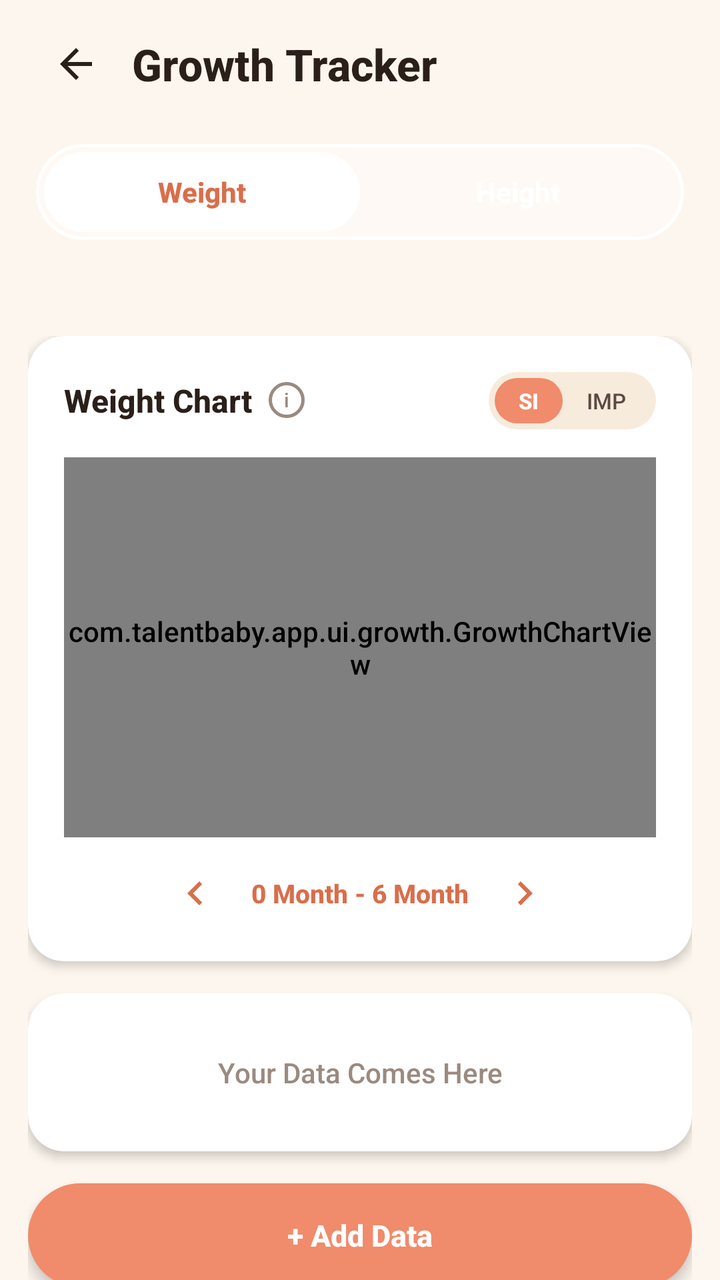
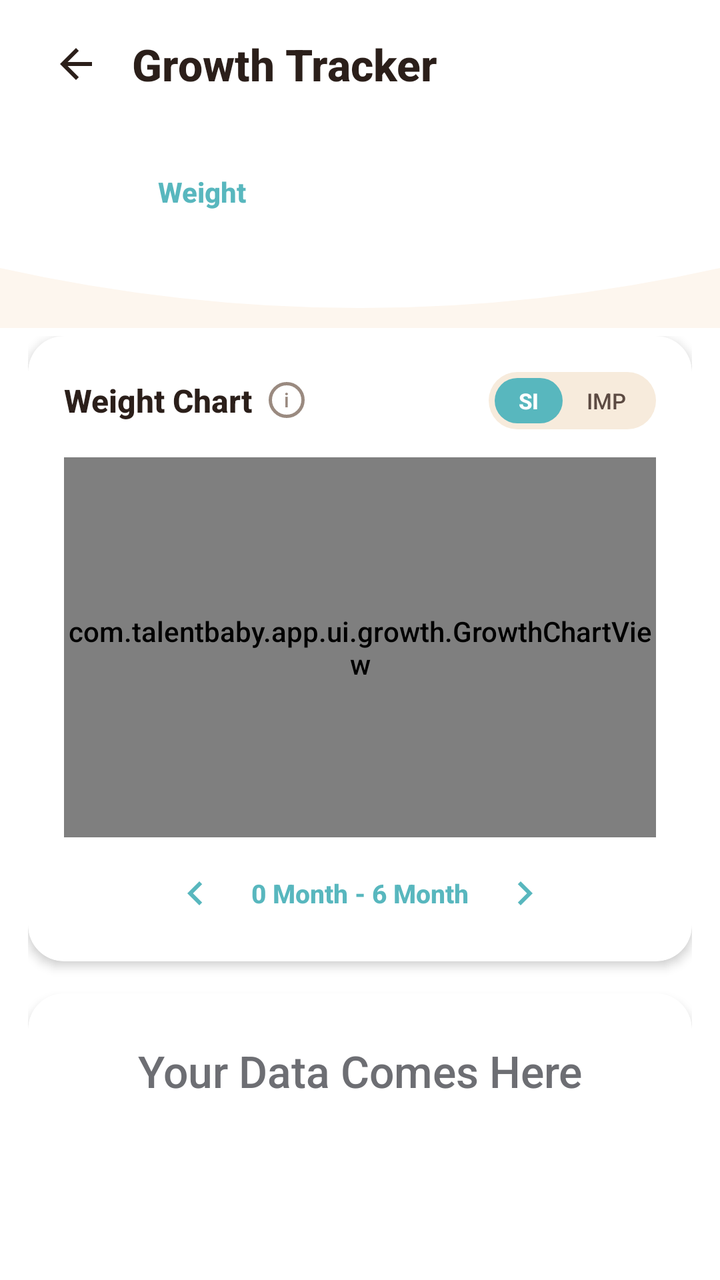

Two renders of the same Android screen: before a commit and after it. Below are the layout's source before the change and the commit's diff.
<!-- AndroidManifest.xml: application theme Theme.TalentBaby -->
<!-- res/layout/activity_growth_tracker.xml -->
<?xml version="1.0" encoding="utf-8"?>
<LinearLayout
    xmlns:android="http://schemas.android.com/apk/res/android"
    xmlns:app="http://schemas.android.com/apk/res-auto"
    android:layout_width="match_parent"
    android:layout_height="match_parent"
    android:orientation="vertical"
    android:background="#FDF6EE">

    
    <FrameLayout
        android:layout_width="match_parent"
        android:layout_height="wrap_content">

        
        <LinearLayout
            android:id="@+id/headerGrowth"
            android:layout_width="match_parent"
            android:layout_height="wrap_content"
            android:orientation="vertical"
            android:paddingStart="18dp"
            android:paddingEnd="18dp"
            android:paddingTop="12dp"
            android:paddingBottom="44dp">

            
            <LinearLayout
                android:layout_width="match_parent"
                android:layout_height="wrap_content"
                android:orientation="horizontal"
                android:gravity="center_vertical">

                <ImageButton
                    android:id="@+id/btnBack"
                    android:layout_width="40dp"
                    android:layout_height="40dp"
                    android:src="@drawable/ic_arrow_back"
                    android:background="?attr/selectableItemBackgroundBorderless"
                    android:contentDescription="Back"
                    android:padding="8dp"
                    android:tint="#2B1F1A" />

                <TextView
                    android:layout_width="0dp"
                    android:layout_height="wrap_content"
                    android:layout_weight="1"
                    android:layout_marginStart="8dp"
                    android:text="@string/growth_tracker"
                    android:textSize="22sp"
                    android:textStyle="bold"
                    android:fontFamily="sans-serif-medium"
                    android:textColor="#2B1F1A" />
            </LinearLayout>

            
            <LinearLayout
                android:id="@+id/tabContainer"
                android:layout_width="match_parent"
                android:layout_height="48dp"
                android:orientation="horizontal"
                android:layout_marginTop="20dp"
                android:background="@drawable/bg_tab_toggle_border"
                android:padding="4dp">

                <TextView
                    android:id="@+id/tabWeight"
                    android:layout_width="0dp"
                    android:layout_height="match_parent"
                    android:layout_weight="1"
                    android:text="@string/weight"
                    android:textSize="14sp"
                    android:textStyle="bold"
                    android:textColor="#D96E4B"
                    android:background="@drawable/bg_tab_white_pill"
                    android:gravity="center"
                    android:clickable="true"
                    android:focusable="true" />

                <TextView
                    android:id="@+id/tabHeight"
                    android:layout_width="0dp"
                    android:layout_height="match_parent"
                    android:layout_weight="1"
                    android:text="@string/height"
                    android:textSize="14sp"
                    android:textStyle="bold"
                    android:textColor="#FFFFFF"
                    android:background="@android:color/transparent"
                    android:gravity="center"
                    android:clickable="true"
                    android:focusable="true" />
            </LinearLayout>
        </LinearLayout>

        
        <ImageView
            android:layout_width="match_parent"
            android:layout_height="30dp"
            android:src="@drawable/ic_wave_cream"
            android:scaleType="fitXY"
            android:layout_gravity="bottom"
            android:contentDescription="" />
    </FrameLayout>

    
    <androidx.core.widget.NestedScrollView
        android:layout_width="match_parent"
        android:layout_height="0dp"
        android:layout_weight="1"
        android:background="#FDF6EE"
        android:overScrollMode="never">

        <LinearLayout
            android:layout_width="match_parent"
            android:layout_height="wrap_content"
            android:orientation="vertical"
            android:paddingStart="14dp"
            android:paddingEnd="14dp"
            android:paddingTop="4dp"
            android:paddingBottom="32dp">

            
            <androidx.cardview.widget.CardView
                android:layout_width="match_parent"
                android:layout_height="wrap_content"
                app:cardCornerRadius="18dp"
                app:cardElevation="3dp"
                app:cardBackgroundColor="#FFFFFF">

                <LinearLayout
                    android:layout_width="match_parent"
                    android:layout_height="wrap_content"
                    android:orientation="vertical"
                    android:padding="18dp">

                    
                    <LinearLayout
                        android:layout_width="match_parent"
                        android:layout_height="wrap_content"
                        android:orientation="horizontal"
                        android:gravity="center_vertical"
                        android:layout_marginBottom="14dp">

                        
                        <LinearLayout
                            android:layout_width="0dp"
                            android:layout_height="wrap_content"
                            android:layout_weight="1"
                            android:orientation="horizontal"
                            android:gravity="center_vertical">

                            <TextView
                                android:id="@+id/textChartTitle"
                                android:layout_width="wrap_content"
                                android:layout_height="wrap_content"
                                android:text="@string/weight_chart"
                                android:textSize="16sp"
                                android:textStyle="bold"
                                android:fontFamily="sans-serif-medium"
                                android:textColor="#2B1F1A" />

                            <TextView
                                android:layout_width="18dp"
                                android:layout_height="18dp"
                                android:layout_marginStart="8dp"
                                android:text="i"
                                android:textSize="10sp"
                                android:textColor="#9A8A80"
                                android:gravity="center"
                                android:background="@drawable/bg_info_circle" />
                        </LinearLayout>

                        
                        <LinearLayout
                            android:layout_width="wrap_content"
                            android:layout_height="wrap_content"
                            android:orientation="horizontal"
                            android:background="@drawable/bg_tab_unselected"
                            android:padding="3dp">

                            <TextView
                                android:id="@+id/btnSI"
                                android:layout_width="wrap_content"
                                android:layout_height="wrap_content"
                                android:text="SI"
                                android:textSize="11sp"
                                android:textStyle="bold"
                                android:textColor="#FFFFFF"
                                android:background="@drawable/bg_coral_tab"
                                android:paddingStart="12dp"
                                android:paddingEnd="12dp"
                                android:paddingTop="4dp"
                                android:paddingBottom="4dp"
                                android:clickable="true"
                                android:focusable="true" />

                            <TextView
                                android:id="@+id/btnIMP"
                                android:layout_width="wrap_content"
                                android:layout_height="wrap_content"
                                android:text="IMP"
                                android:textSize="11sp"
                                android:textColor="#5C4A42"
                                android:paddingStart="12dp"
                                android:paddingEnd="12dp"
                                android:paddingTop="4dp"
                                android:paddingBottom="4dp"
                                android:clickable="true"
                                android:focusable="true" />
                        </LinearLayout>
                    </LinearLayout>

                    
                    <com.talentbaby.app.ui.growth.GrowthChartView
                        android:id="@+id/growthChart"
                        android:layout_width="match_parent"
                        android:layout_height="190dp" />

                    
                    <LinearLayout
                        android:layout_width="match_parent"
                        android:layout_height="wrap_content"
                        android:orientation="horizontal"
                        android:gravity="center"
                        android:layout_marginTop="12dp">

                        <ImageButton
                            android:id="@+id/btnRangePrev"
                            android:layout_width="32dp"
                            android:layout_height="32dp"
                            android:src="@drawable/ic_chevron_left"
                            android:background="?attr/selectableItemBackgroundBorderless"
                            android:tint="#D96E4B"
                            android:contentDescription="Previous" />

                        <TextView
                            android:id="@+id/textAgeRange"
                            android:layout_width="wrap_content"
                            android:layout_height="wrap_content"
                            android:text="0 Month - 6 Month"
                            android:textSize="13sp"
                            android:textColor="#D96E4B"
                            android:paddingStart="12dp"
                            android:paddingEnd="12dp"
                            android:textStyle="bold" />

                        <ImageButton
                            android:id="@+id/btnRangeNext"
                            android:layout_width="32dp"
                            android:layout_height="32dp"
                            android:src="@drawable/ic_chevron_right"
                            android:background="?attr/selectableItemBackgroundBorderless"
                            android:tint="#D96E4B"
                            android:contentDescription="Next" />
                    </LinearLayout>
                </LinearLayout>
            </androidx.cardview.widget.CardView>

            
            <androidx.cardview.widget.CardView
                android:layout_width="match_parent"
                android:layout_height="wrap_content"
                android:layout_marginTop="16dp"
                app:cardCornerRadius="18dp"
                app:cardElevation="3dp"
                app:cardBackgroundColor="#FFFFFF">

                <TextView
                    android:layout_width="match_parent"
                    android:layout_height="wrap_content"
                    android:text="@string/your_data_here"
                    android:textSize="14sp"
                    android:textColor="#9A8A80"
                    android:gravity="center"
                    android:padding="30dp" />
            </androidx.cardview.widget.CardView>

            
            <TextView
                android:id="@+id/btnAddData"
                android:layout_width="match_parent"
                android:layout_height="52dp"
                android:layout_marginTop="16dp"
                android:text="@string/add_data"
                android:textSize="15sp"
                android:textStyle="bold"
                android:textColor="#FFFFFF"
                android:gravity="center"
                android:background="@drawable/bg_coral_pill"
                android:elevation="4dp"
                android:clickable="true"
                android:focusable="true" />

        </LinearLayout>
    </androidx.core.widget.NestedScrollView>

</LinearLayout>
<!-- resources referenced by this layout -->
<resources>
  <!-- drawable bg_coral_pill (drawable) -->
  <?xml version="1.0" encoding="utf-8"?>
  <shape xmlns:android="http://schemas.android.com/apk/res/android">
      <solid android:color="#F08B6B" />
      <corners android:radius="100dp" />
  </shape>
  <!-- drawable bg_coral_tab (drawable) -->
  <?xml version="1.0" encoding="utf-8"?>
  <shape xmlns:android="http://schemas.android.com/apk/res/android"
      android:shape="rectangle">
      <solid android:color="#F08B6B" />
      <corners android:radius="100dp" />
  </shape>
  <!-- drawable bg_tab_unselected (drawable) -->
  <?xml version="1.0" encoding="utf-8"?>
  <shape xmlns:android="http://schemas.android.com/apk/res/android"
      android:shape="rectangle">
      <solid android:color="#F7EBDC" />
      <corners android:radius="100dp" />
  </shape>
  <!-- drawable bg_tab_white_pill (drawable) -->
  <?xml version="1.0" encoding="utf-8"?>
  <shape xmlns:android="http://schemas.android.com/apk/res/android"
      android:shape="rectangle">
      <solid android:color="#FFFFFF" />
      <corners android:radius="100dp" />
  </shape>
  <string name="add_data">+ Add Data</string>
  <string name="growth_tracker">Growth Tracker</string>
  <string name="height">Height</string>
  <string name="weight">Weight</string>
  <string name="weight_chart">Weight Chart</string>
  <string name="your_data_here">Your Data Comes Here</string>
  <style name="Theme.TalentBaby" parent="Theme.MaterialComponents.DayNight.NoActionBar">
          
          <item name="colorPrimary">@color/primary</item>
          <item name="colorPrimaryVariant">@color/primary_dark</item>
          <item name="colorOnPrimary">@color/white</item>
          
          <item name="colorSecondary">@color/secondary</item>
          <item name="colorSecondaryVariant">@color/secondary_dark</item>
          <item name="colorOnSecondary">@color/white</item>
          
          <item name="colorSurface">@color/surface</item>
          <item name="colorOnSurface">@color/text_primary</item>
          <item name="android:colorBackground">@color/background</item>
          <item name="android:windowBackground">@color/background</item>
          
          <item name="android:statusBarColor">@color/background</item>
          <item name="android:windowLightStatusBar">true</item>
          
          <item name="elevationOverlayEnabled">true</item>
          
          <item name="android:fontFamily">sans-serif-medium</item>
      </style>
  <color name="primary">#FFD96E4B</color>
  <color name="primary_dark">#FFBA5535</color>
  <color name="white">#FFFFFFFF</color>
  <color name="secondary">#FFE8B14A</color>
  <color name="secondary_dark">#FFC8911A</color>
  <color name="surface">#FFFFFFFF</color>
  <color name="text_primary">#FF2B1F1A</color>
  <color name="background">#FFFDF6EE</color>
  <!-- unchanged entries left out for length: 6 -->
</resources>

<!-- the commit's change to res/layout/activity_growth_tracker.xml (unified diff, before → after) -->
@@ -5,7 +5,7 @@
     android:layout_width="match_parent"
     android:layout_height="match_parent"
     android:orientation="vertical"
-    android:background="#FDF6EE">
+    android:background="@color/white">
 
     
     <FrameLayout
@@ -70,7 +70,7 @@
                     android:text="@string/weight"
                     android:textSize="14sp"
                     android:textStyle="bold"
-                    android:textColor="#D96E4B"
+                    android:textColor="@color/article_header"
                     android:background="@drawable/bg_tab_white_pill"
                     android:gravity="center"
                     android:clickable="true"
@@ -107,7 +107,7 @@
         android:layout_width="match_parent"
         android:layout_height="0dp"
         android:layout_weight="1"
-        android:background="#FDF6EE"
+        android:background="@color/white"
         android:overScrollMode="never">
 
         <LinearLayout
@@ -230,7 +230,7 @@
                             android:layout_height="32dp"
                             android:src="@drawable/ic_chevron_left"
                             android:background="?attr/selectableItemBackgroundBorderless"
-                            android:tint="#D96E4B"
+                            android:tint="@color/article_header"
                             android:contentDescription="Previous" />
 
                         <TextView
@@ -239,7 +239,7 @@
                             android:layout_height="wrap_content"
                             android:text="0 Month - 6 Month"
                             android:textSize="13sp"
-                            android:textColor="#D96E4B"
+                            android:textColor="@color/article_header"
                             android:paddingStart="12dp"
                             android:paddingEnd="12dp"
                             android:textStyle="bold" />
@@ -250,7 +250,7 @@
                             android:layout_height="32dp"
                             android:src="@drawable/ic_chevron_right"
                             android:background="?attr/selectableItemBackgroundBorderless"
-                            android:tint="#D96E4B"
+                            android:tint="@color/article_header"
                             android:contentDescription="Next" />
                     </LinearLayout>
                 </LinearLayout>
@@ -265,14 +265,30 @@
                 app:cardElevation="3dp"
                 app:cardBackgroundColor="#FFFFFF">
 
-                <TextView
+                <LinearLayout
                     android:layout_width="match_parent"
                     android:layout_height="wrap_content"
-                    android:text="@string/your_data_here"
-                    android:textSize="14sp"
-                    android:textColor="#9A8A80"
-                    android:gravity="center"
-                    android:padding="30dp" />
+                    android:minHeight="170dp"
+                    android:orientation="vertical"
+                    android:padding="24dp">
+
+                    <TextView
+                        android:id="@+id/textYourDataTitle"
+                        android:layout_width="match_parent"
+                        android:layout_height="wrap_content"
+                        android:gravity="center"
+                        android:text="@string/your_data_here"
+                        android:textColor="#6D6E73"
+                        android:textSize="22sp" />
+
+                    <LinearLayout
+                        android:id="@+id/layoutGrowthRecords"
+                        android:layout_width="match_parent"
+                        android:layout_height="wrap_content"
+                        android:layout_marginTop="18dp"
+                        android:orientation="vertical"
+                        android:visibility="gone" />
+                </LinearLayout>
             </androidx.cardview.widget.CardView>
 
             
<!-- resource entries referenced after the edit -->
@@ -1,16 +1,17 @@
 <!-- resources referenced by this layout -->
 <resources>
+  <color name="article_header">#FF58B7BE</color>
   <!-- drawable bg_coral_pill (drawable) -->
   <?xml version="1.0" encoding="utf-8"?>
   <shape xmlns:android="http://schemas.android.com/apk/res/android">
-      <solid android:color="#F08B6B" />
+      <solid android:color="@color/article_header" />
       <corners android:radius="100dp" />
   </shape>
   <!-- drawable bg_coral_tab (drawable) -->
   <?xml version="1.0" encoding="utf-8"?>
   <shape xmlns:android="http://schemas.android.com/apk/res/android"
       android:shape="rectangle">
-      <solid android:color="#F08B6B" />
+      <solid android:color="@color/article_header" />
       <corners android:radius="100dp" />
   </shape>
   <!-- drawable bg_tab_unselected (drawable) -->
@@ -47,9 +48,12 @@
           <item name="colorOnSurface">@color/text_primary</item>
           <item name="android:colorBackground">@color/background</item>
           <item name="android:windowBackground">@color/background</item>
+          <item name="android:windowAnimationStyle">@style/Animation.TalentBaby.None</item>
+          <item name="android:forceDarkAllowed">false</item>
           
-          <item name="android:statusBarColor">@color/background</item>
-          <item name="android:windowLightStatusBar">true</item>
+          <item name="android:statusBarColor">@color/app_header_start</item>
+          <item name="android:navigationBarColor">@color/white</item>
+          <item name="android:windowLightStatusBar">false</item>
           
           <item name="elevationOverlayEnabled">true</item>
           
@@ -63,6 +67,21 @@
   <color name="surface">#FFFFFFFF</color>
   <color name="text_primary">#FF2B1F1A</color>
   <color name="background">#FFFDF6EE</color>
+  <style name="Animation.TalentBaby.None" parent="@android:style/Animation">
+          <item name="android:activityOpenEnterAnimation">@null</item>
+          <item name="android:activityOpenExitAnimation">@null</item>
+          <item name="android:activityCloseEnterAnimation">@null</item>
+          <item name="android:activityCloseExitAnimation">@null</item>
+          <item name="android:taskOpenEnterAnimation">@null</item>
+          <item name="android:taskOpenExitAnimation">@null</item>
+          <item name="android:taskCloseEnterAnimation">@null</item>
+          <item name="android:taskCloseExitAnimation">@null</item>
+          <item name="android:taskToFrontEnterAnimation">@null</item>
+          <item name="android:taskToFrontExitAnimation">@null</item>
+          <item name="android:taskToBackEnterAnimation">@null</item>
+          <item name="android:taskToBackExitAnimation">@null</item>
+      </style>
+  <color name="app_header_start">#FFC8EEF4</color>
   <!-- unchanged entries left out for length: 6 -->
 </resources>
 
